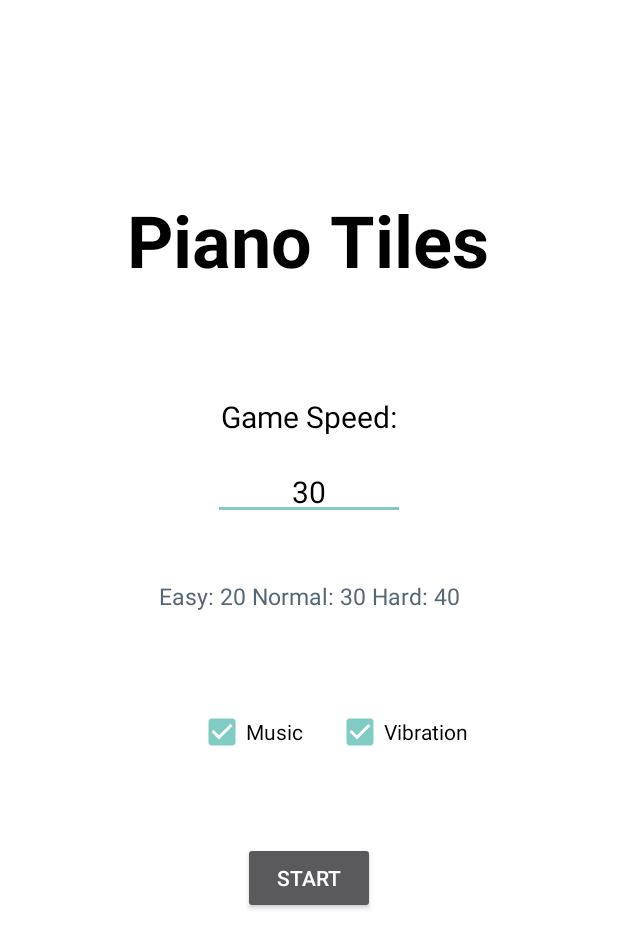
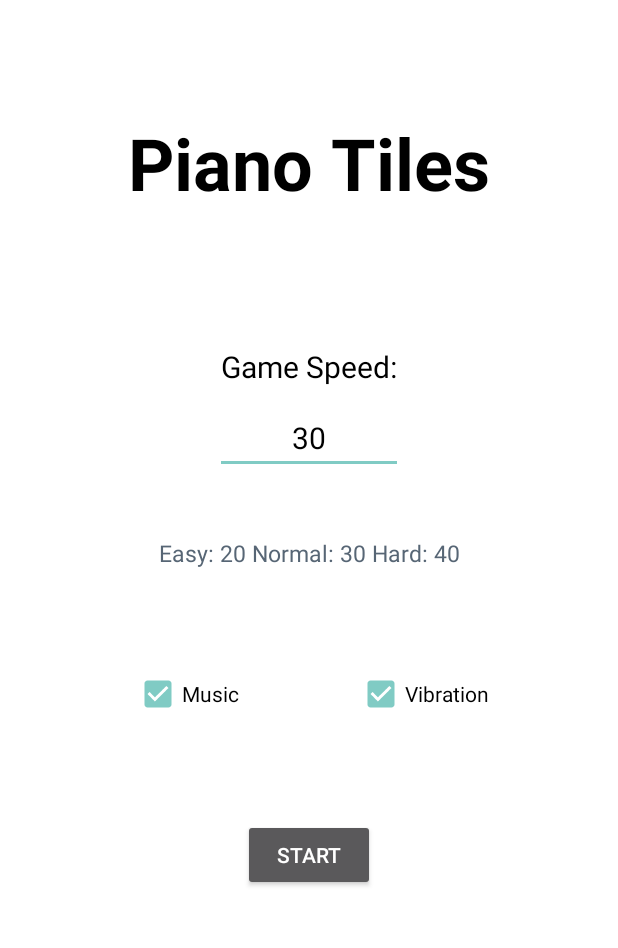
Before and after one commit to atillaturkmen/piano-tiles, an Android app: the screen it shows after launch (MainActivity), on a phone screen of 412 x 824 dp. Shown: the top 948 px of the screen. Run offline under Robolectric (Android 15) with nearby library versions, the phone set to English and light mode, and no system bars; 1 statement that could not run was skipped.

Commit message:
main menu looks better in small screens

```diff
--- a/app/src/main/res/layout/activity_main.xml
+++ b/app/src/main/res/layout/activity_main.xml
@@ -12,66 +12,16 @@
         android:id="@+id/textView"
         android:layout_width="wrap_content"
         android:layout_height="wrap_content"
-        android:layout_marginTop="50dp"
-        android:padding="8dp"
+        android:gravity="center"
         android:text="@string/app_name"
         android:textColor="@color/black"
         android:textSize="48sp"
         android:textStyle="bold"
         app:layout_constraintBottom_toBottomOf="parent"
         app:layout_constraintEnd_toEndOf="parent"
-        app:layout_constraintHorizontal_bias="0.496"
         app:layout_constraintStart_toStartOf="parent"
         app:layout_constraintTop_toTopOf="parent"
         app:layout_constraintVertical_bias="0.1" />
-
-    <EditText
-        android:id="@+id/editText"
-        android:layout_width="wrap_content"
-        android:layout_height="wrap_content"
-        android:hint="@string/input"
-        android:importantForAutofill="no"
-        android:inputType="number"
-        android:maxLength="2"
-        android:padding="5dp"
-        android:textSize="20sp"
-        android:textColor="@color/black"
-        android:textAlignment="center"
-        android:gravity="center"
-        android:ellipsize="middle"
-        android:text="@string/game_speed"
-        app:layout_constraintBottom_toBottomOf="parent"
-        app:layout_constraintEnd_toEndOf="parent"
-        app:layout_constraintStart_toStartOf="parent"
-        app:layout_constraintTop_toBottomOf="@+id/textView"
-        app:layout_constraintVertical_bias="0.186">
-
-    </EditText>
-
-    <Button
-        android:id="@+id/button"
-        android:layout_width="wrap_content"
-        android:layout_height="wrap_content"
-        android:text="@string/start"
-        app:layout_constraintBottom_toBottomOf="parent"
-        app:layout_constraintEnd_toEndOf="parent"
-        app:layout_constraintStart_toStartOf="parent"
-        app:layout_constraintTop_toBottomOf="@+id/editText" />
-
-    <TextView
-        android:id="@+id/textView2"
-        android:layout_marginTop="10dp"
-        android:padding="6dp"
-        android:textSize="15sp"
-        android:layout_width="wrap_content"
-        android:layout_height="wrap_content"
-        android:text="@string/speed_advice"
-        android:textColor="@color/gray"
-        app:layout_constraintBottom_toTopOf="@+id/button"
-        app:layout_constraintEnd_toEndOf="parent"
-        app:layout_constraintStart_toStartOf="parent"
-        app:layout_constraintTop_toBottomOf="@+id/editText"
-        app:layout_constraintVertical_bias="0.139" />
 
     <TextView
         android:id="@+id/textView3"
@@ -84,18 +34,56 @@
         app:layout_constraintEnd_toEndOf="parent"
         app:layout_constraintStart_toStartOf="parent"
         app:layout_constraintTop_toBottomOf="@+id/textView"
-        app:layout_constraintVertical_bias="0.783" />
+        app:layout_constraintVertical_bias="0.9" />
+
+    <EditText
+        android:id="@+id/editText"
+        android:layout_width="wrap_content"
+        android:layout_height="wrap_content"
+        android:hint="@string/input"
+        android:importantForAutofill="no"
+        android:inputType="number"
+        android:maxLength="2"
+        android:textSize="20sp"
+        android:textColor="@color/black"
+        android:textAlignment="center"
+        android:gravity="center"
+        android:text="@string/game_speed"
+        app:layout_constraintBottom_toBottomOf="parent"
+        app:layout_constraintEnd_toEndOf="parent"
+        app:layout_constraintStart_toStartOf="parent"
+        app:layout_constraintTop_toBottomOf="@+id/textView"
+        app:layout_constraintVertical_bias="0.2" />
+
+    <TextView
+        android:id="@+id/textView2"
+        android:layout_width="match_parent"
+        android:layout_height="wrap_content"
+        android:text="@string/speed_advice"
+        android:textColor="@color/gray"
+        android:textSize="15sp"
+        android:maxLines="1"
+        android:gravity="center"
+        android:layout_marginLeft="10sp"
+        android:layout_marginRight="10sp"
+        app:autoSizeTextType="uniform"
+        app:layout_constraintBottom_toTopOf="@+id/button"
+        app:layout_constraintEnd_toEndOf="parent"
+        app:layout_constraintStart_toStartOf="parent"
+        app:layout_constraintTop_toBottomOf="@+id/editText"
+        app:layout_constraintVertical_bias="0.2" />
 
     <CheckBox
         android:id="@+id/checkBox"
         android:layout_width="wrap_content"
         android:layout_height="wrap_content"
+        android:layout_marginStart="10sp"
+        android:layout_marginLeft="10sp"
+        android:checked="true"
         android:text="@string/music"
         android:textColor="@color/black"
-        android:checked="true"
         app:layout_constraintBottom_toTopOf="@+id/button"
         app:layout_constraintEnd_toStartOf="@+id/checkBox2"
-        app:layout_constraintHorizontal_bias="0.858"
         app:layout_constraintStart_toStartOf="parent"
         app:layout_constraintTop_toBottomOf="@+id/textView2" />
 
@@ -103,12 +91,26 @@
         android:id="@+id/checkBox2"
         android:layout_width="wrap_content"
         android:layout_height="wrap_content"
-        android:layout_marginEnd="100dp"
-        android:layout_marginRight="100dp"
+        android:layout_marginEnd="10sp"
+        android:layout_marginRight="10sp"
+        android:checked="true"
+        android:text="@string/vibration"
         android:textColor="@color/black"
-        android:text="@string/vibration"
-        android:checked="true"
         app:layout_constraintBottom_toTopOf="@+id/button"
         app:layout_constraintEnd_toEndOf="parent"
+        app:layout_constraintHorizontal_bias="0.759"
+        app:layout_constraintStart_toStartOf="parent"
         app:layout_constraintTop_toBottomOf="@+id/textView2" />
+
+    <Button
+        android:id="@+id/button"
+        android:layout_width="wrap_content"
+        android:layout_height="wrap_content"
+        android:text="@string/start"
+        app:layout_constraintBottom_toBottomOf="parent"
+        app:layout_constraintEnd_toEndOf="parent"
+        app:layout_constraintStart_toStartOf="parent"
+        app:layout_constraintTop_toBottomOf="@+id/editText"
+        app:layout_constraintVertical_bias="0.5" />
+
 </androidx.constraintlayout.widget.ConstraintLayout>
--- a/app/src/main/res/values/strings.xml
+++ b/app/src/main/res/values/strings.xml
@@ -4,7 +4,7 @@
     <string name="title_activity_game">GameActivity</string>
     <string name="input">Game Speed:</string>
     <string name="start">START</string>
-    <string name="speed_advice">Easy: 20 Normal: 30 Hard: 40</string>
+    <string name="speed_advice">Easy:\u00A020 Normal:\u00A030 Hard:\u00A040</string> <!-- \u00A0 is non breaking space in unicode -->
     <string name="game_speed">30</string>
     <string name="music">Music</string>
     <string name="vibration">Vibration</string>
```
